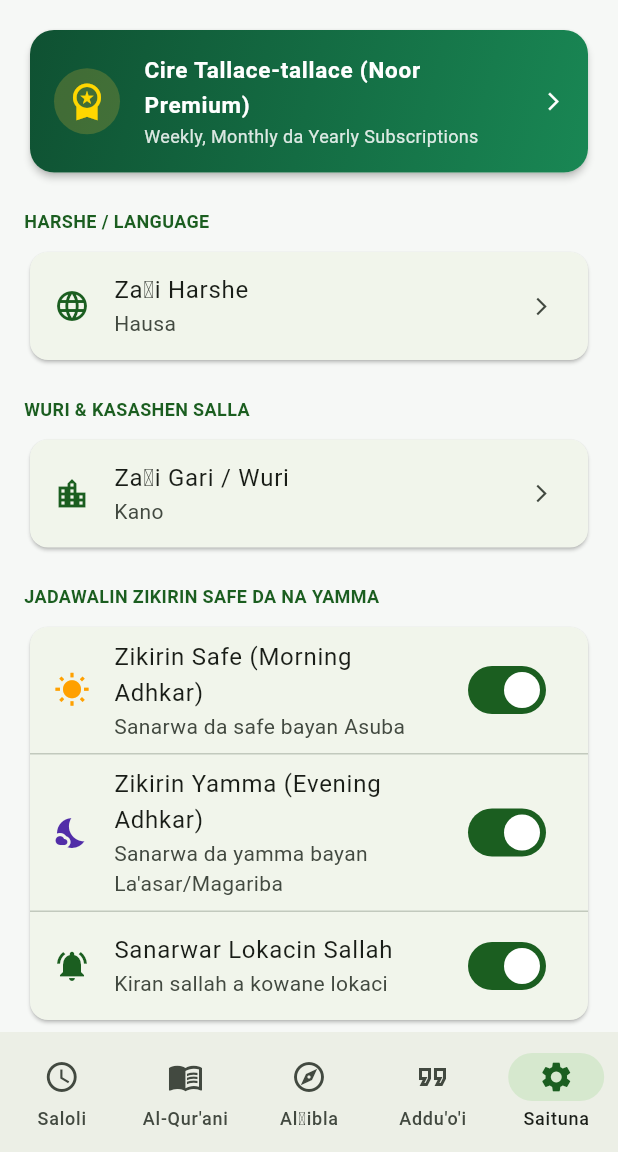
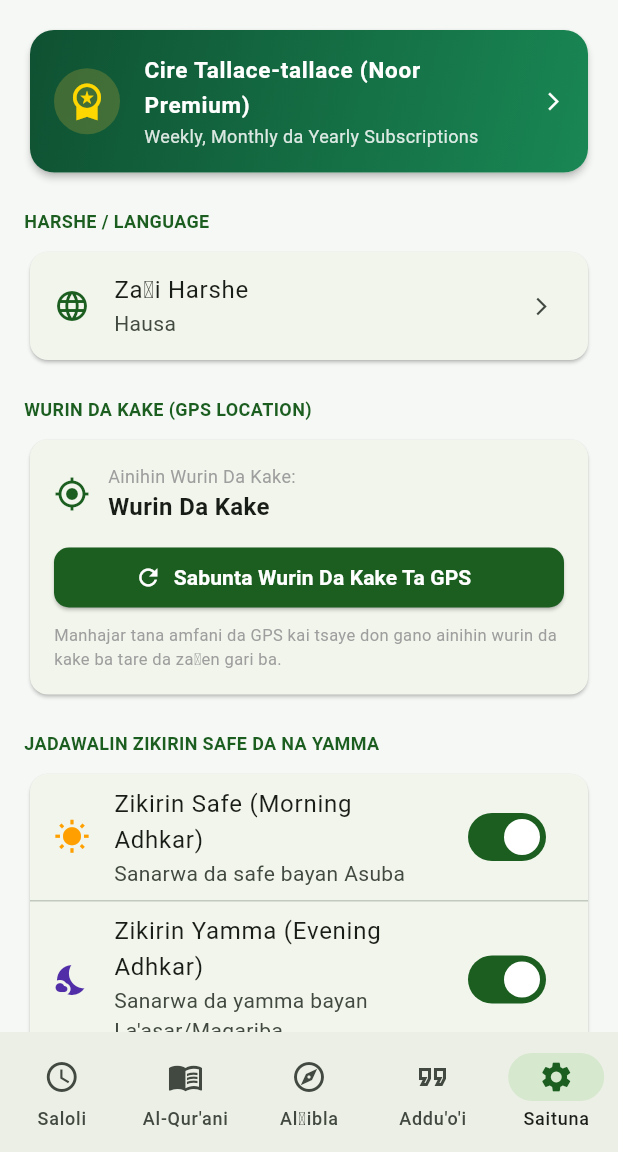
Before and after one commit to Auwal9ja/Convert-to-apk-, a Flutter app: the screen it shows after launch, item 5 of the bottom bar chosen, on a phone screen of 412 x 824 dp, the part 84-1236 px from its top. Run offline on Flutter 3.47's test engine with Material 3 defaults, Android fonts, the phone set to English and light mode, and no system bars; our stand-ins replace adhan, flutter_compass, geocoding, geolocator, google_mobile_ads, in_app_purchase and 2 more; missing offline and left inert: onesignal_flutter; network calls fail.

Commit message:
refactor: centralize location management
Decouple location data from UI screens and update
default settings for improved location handling.

```diff
--- a/flutter_project/lib/screens/main_screen.dart
+++ b/flutter_project/lib/screens/main_screen.dart
@@ -20,8 +20,8 @@
 class _MainScreenState extends State<MainScreen> {
   int _currentIndex = 0;
   PrayerTimes? _prayerTimes;
-  String _cityName = "Kano";
-  String _countryName = "Nigeria";
+  String _cityName = "Wurin Da Kake";
+  String _countryName = "";
   String _selectedLanguage = "Hausa";
   bool _isLoading = true;
 
@@ -29,13 +29,14 @@
   void initState() {
     super.initState();
     _loadPreferencesAndPrayers();
+    _autoDetectLocation();
   }
 
   Future<void> _loadPreferencesAndPrayers() async {
     final prefs = await SharedPreferences.getInstance();
     final lang = prefs.getString('selected_language') ?? "Hausa";
-    final city = prefs.getString('city_name') ?? "Kano";
-    final country = prefs.getString('country_name') ?? "Nigeria";
+    final city = prefs.getString('city_name') ?? "Wurin Da Kake";
+    final country = prefs.getString('country_name') ?? "";
 
     setState(() {
       _selectedLanguage = lang;
@@ -48,6 +49,18 @@
       _prayerTimes = times;
       _isLoading = false;
     });
+  }
+
+  Future<void> _autoDetectLocation() async {
+    final loc = await PrayerService.autoDetectLocation();
+    if (loc != null && mounted) {
+      final times = await PrayerService.getPrayerTimes();
+      setState(() {
+        _cityName = loc['city'] ?? _cityName;
+        _countryName = loc['country'] ?? _countryName;
+        _prayerTimes = times;
+      });
+    }
   }
 
   @override
@@ -185,7 +198,7 @@
                                 const Icon(Icons.location_on, color: Color(0xFFFDE68A), size: 16),
                                 const SizedBox(width: 4),
                                 Text(
-                                  '$_cityName, $_countryName',
+                                  _countryName.isNotEmpty ? '$_cityName, $_countryName' : _cityName,
                                   style: const TextStyle(
                                     color: Colors.white,
                                     fontWeight: FontWeight.bold,
--- a/flutter_project/lib/screens/settings_screen.dart
+++ b/flutter_project/lib/screens/settings_screen.dart
@@ -13,28 +13,14 @@
 }
 
 class _SettingsScreenState extends State<SettingsScreen> {
-  String _selectedCity = "Kano";
+  String _selectedCity = "Wurin Da Kake";
+  String _countryName = "";
   String _selectedLanguage = "Hausa";
   bool _athanNotifications = true;
   bool _morningReminder = true;
   bool _eveningReminder = true;
+  bool _isDetecting = false;
   String _calcMethod = "Egyptian";
-
-  final List<Map<String, dynamic>> _presetCities = [
-    {"name": "Kano", "country": "Nigeria", "lat": 12.0022, "lng": 8.5920},
-    {"name": "Abuja", "country": "Nigeria", "lat": 9.0765, "lng": 7.3986},
-    {"name": "Lagos", "country": "Nigeria", "lat": 6.5244, "lng": 3.3792},
-    {"name": "Kaduna", "country": "Nigeria", "lat": 10.5105, "lng": 7.4165},
-    {"name": "Sokoto", "country": "Nigeria", "lat": 13.0609, "lng": 5.2343},
-    {"name": "Maiduguri", "country": "Nigeria", "lat": 11.8333, "lng": 13.1500},
-    {"name": "Ibadan", "country": "Nigeria", "lat": 7.3775, "lng": 3.9470},
-    {"name": "Enugu", "country": "Nigeria", "lat": 6.4584, "lng": 7.5464},
-    {"name": "Makkah", "country": "Saudi Arabia", "lat": 21.4225, "lng": 39.8262},
-    {"name": "Madinah", "country": "Saudi Arabia", "lat": 24.4672, "lng": 39.6024},
-    {"name": "Cairo", "country": "Egypt", "lat": 30.0444, "lng": 31.2357},
-    {"name": "London", "country": "United Kingdom", "lat": 51.5074, "lng": -0.1278},
-    {"name": "New York", "country": "United States", "lat": 40.7128, "lng": -74.0060},
-  ];
 
   @override
   void initState() {
@@ -45,7 +31,8 @@
   Future<void> _loadSettings() async {
     final prefs = await SharedPreferences.getInstance();
     setState(() {
-      _selectedCity = prefs.getString('city_name') ?? "Kano";
+      _selectedCity = prefs.getString('city_name') ?? "Wurin Da Kake";
+      _countryName = prefs.getString('country_name') ?? "";
       _selectedLanguage = prefs.getString('selected_language') ?? "Hausa";
       _athanNotifications = prefs.getBool('athan_enabled') ?? true;
       _morningReminder = prefs.getBool('morning_adhkar_enabled') ?? true;
@@ -123,20 +110,74 @@
           ),
           const SizedBox(height: 20),
 
-          // 2. Location Setting
+          // 2. Location Setting (Automatic GPS)
           Text(
-            isHausa ? 'WURI & KASASHEN SALLA' : 'PRAYER LOCATION & CITY',
+            isHausa ? 'WURIN DA KAKE (GPS LOCATION)' : 'CURRENT LOCATION (GPS)',
             style: const TextStyle(fontWeight: FontWeight.bold, color: Color(0xFF1B5E20), fontSize: 12),
           ),
           const SizedBox(height: 8),
           Card(
             shape: RoundedRectangleBorder(borderRadius: BorderRadius.circular(12)),
-            child: ListTile(
-              leading: const Icon(Icons.location_city, color: Color(0xFF1B5E20)),
-              title: Text(isHausa ? 'Zaɓi Gari / Wuri' : 'Select City / Location'),
-              subtitle: Text(_selectedCity),
-              trailing: const Icon(Icons.arrow_forward_ios, size: 14),
-              onTap: () => _showCityPicker(),
+            child: Padding(
+              padding: const EdgeInsets.all(16),
+              child: Column(
+                crossAxisAlignment: CrossAxisAlignment.start,
+                children: [
+                  Row(
+                    children: [
+                      const Icon(Icons.my_location, color: Color(0xFF1B5E20)),
+                      const SizedBox(width: 12),
+                      Expanded(
+                        child: Column(
+                          crossAxisAlignment: CrossAxisAlignment.start,
+                          children: [
+                            Text(
+                              isHausa ? 'Ainihin Wurin Da Kake:' : 'Detected Location:',
+                              style: const TextStyle(fontSize: 12, color: Colors.grey),
+                            ),
+                            Text(
+                              _countryName.isNotEmpty ? '$_selectedCity, $_countryName' : _selectedCity,
+                              style: const TextStyle(fontWeight: FontWeight.bold, fontSize: 16),
+                            ),
+                          ],
+                        ),
+                      ),
+                    ],
+                  ),
+                  const SizedBox(height: 12),
+                  SizedBox(
+                    width: double.infinity,
+                    child: ElevatedButton.icon(
+                      onPressed: _isDetecting ? null : _detectLocationGps,
+                      icon: _isDetecting
+                          ? const SizedBox(
+                              width: 16,
+                              height: 16,
+                              child: CircularProgressIndicator(strokeWidth: 2, color: Colors.white),
+                            )
+                          : const Icon(Icons.refresh, size: 18),
+                      label: Text(
+                        _isDetecting
+                            ? (isHausa ? 'Ana neman wuri ta GPS...' : 'Detecting GPS...')
+                            : (isHausa ? 'Sabunta Wurin Da Kake Ta GPS' : 'Refresh Location via GPS'),
+                        style: const TextStyle(fontWeight: FontWeight.bold),
+                      ),
+                      style: ElevatedButton.styleFrom(
+                        backgroundColor: const Color(0xFF1B5E20),
+                        foregroundColor: Colors.white,
+                        shape: RoundedRectangleBorder(borderRadius: BorderRadius.circular(10)),
+                      ),
+                    ),
+                  ),
+                  const SizedBox(height: 6),
+                  Text(
+                    isHausa
+                        ? 'Manhajar tana amfani da GPS kai tsaye don gano ainihin wurin da kake ba tare da zaɓen gari ba.'
+                        : 'The app uses real-time GPS to accurately determine prayer times without manual city selection.',
+                    style: const TextStyle(fontSize: 11, color: Colors.grey),
+                  ),
+                ],
+              ),
             ),
           ),
           const SizedBox(height: 20),
@@ -266,60 +307,34 @@
     Navigator.pop(context);
   }
 
-  void _showCityPicker() {
-    showModalBottomSheet(
-      context: context,
-      isScrollControlled: true,
-      shape: const RoundedRectangleBorder(borderRadius: BorderRadius.vertical(top: Radius.circular(16))),
-      builder: (ctx) {
-        return DraggableScrollableSheet(
-          initialChildSize: 0.7,
-          minChildSize: 0.4,
-          maxChildSize: 0.9,
-          expand: false,
-          builder: (context, scrollController) {
-            return Column(
-              children: [
-                const SizedBox(height: 12),
-                const Text('Zaɓi Garinku don Lokutan Sallah', style: TextStyle(fontWeight: FontWeight.bold, fontSize: 16)),
-                const Divider(),
-                Expanded(
-                  child: ListView.builder(
-                    controller: scrollController,
-                    itemCount: _presetCities.length,
-                    itemBuilder: (context, index) {
-                      final city = _presetCities[index];
-                      return ListTile(
-                        title: Text(city["name"]),
-                        subtitle: Text(city["country"]),
-                        trailing: _selectedCity == city["name"]
-                            ? const Icon(Icons.check_circle, color: Color(0xFF1B5E20))
-                            : null,
-                        onTap: () async {
-                          final prefs = await SharedPreferences.getInstance();
-                          await prefs.setString('city_name', city["name"]);
-                          await prefs.setString('country_name', city["country"]);
-                          await prefs.setDouble('latitude', city["lat"]);
-                          await prefs.setDouble('longitude', city["lng"]);
-
+  Future<void> _detectLocationGps() async {
+    setState(() => _isDetecting = true);
+    final loc = await PrayerService.autoDetectLocation();
+    setState(() => _isDetecting = false);
+    if (loc != null && mounted) {
       setState(() {
-                            _selectedCity = city["name"];
+        _selectedCity = loc['city'] ?? _selectedCity;
+        _countryName = loc['country'] ?? _countryName;
       });
-
-                          Navigator.pop(context);
       ScaffoldMessenger.of(context).showSnackBar(
-                            SnackBar(content: Text('An sabunta gari zuwa: ${city["name"]}')),
-                          );
-                        },
-                      );
-                    },
+        SnackBar(
+          content: Text(
+            _selectedLanguage == "Hausa"
+                ? 'An sabunta wurin ku: $_selectedCity'
+                : 'Updated location: $_selectedCity',
           ),
         ),
-              ],
       );
-          },
-        );
-      },
+    } else if (mounted) {
+      ScaffoldMessenger.of(context).showSnackBar(
+        SnackBar(
+          content: Text(
+            _selectedLanguage == "Hausa"
+                ? 'Ba a iya samun GPS ba. Duba izinin wuri (Location Permission).'
+                : 'Could not acquire GPS. Check location permission.',
+          ),
+        ),
       );
     }
   }
+}
--- a/flutter_project/lib/services/prayer_service.dart
+++ b/flutter_project/lib/services/prayer_service.dart
@@ -1,5 +1,8 @@
+import 'dart:convert';
+import 'dart:io';
 import 'package:adhan/adhan.dart';
 import 'package:geolocator/geolocator.dart';
+import 'package:geocoding/geocoding.dart';
 import 'package:shared_preferences/shared_preferences.dart';
 
 class PrayerTimeModel {
@@ -17,8 +20,8 @@
 }
 
 class PrayerService {
-  static const String defaultCity = "Kano";
-  static const String defaultCountry = "Nigeria";
+  static const String defaultCity = "Wurin Da Kake";
+  static const String defaultCountry = "";
   static const double defaultLat = 12.0022;
   static const double defaultLng = 8.5920;
 
@@ -34,7 +37,7 @@
 
     final calculationDate = DateComponents.from(date ?? DateTime.now());
 
-    // Egyptian General Authority of Survey (standard for West Africa) or Muslim World League
+    // Egyptian General Authority of Survey (standard for West Africa)
     final params = CalculationMethod.egyptian.getParameters();
     params.madhab = Madhab.shafi;
 
@@ -49,26 +52,112 @@
     await prefs.setDouble('longitude', lng);
   }
 
-  static Future<Position?> getCurrentLocation() async {
-    bool serviceEnabled = await Geolocator.isLocationServiceEnabled();
-    if (!serviceEnabled) {
-      return null;
-    }
+  static Future<Map<String, dynamic>?> autoDetectLocation() async {
+    try {
+      bool serviceEnabled = await Geolocator.isLocationServiceEnabled();
+      LocationPermission permission = await Geolocator.checkPermission();
+      if (permission == LocationPermission.denied) {
+        permission = await Geolocator.requestPermission();
+      }
 
-    LocationPermission permission = await Geolocator.checkPermission();
-    if (permission == LocationPermission.denied) {
-      permission = await Geolocator.requestPermission();
-      if (permission == LocationPermission.denied) {
-        return null;
+      Position? position;
+      if (serviceEnabled && (permission == LocationPermission.always || permission == LocationPermission.whileInUse)) {
+        // Fast last known position first
+        position = await Geolocator.getLastKnownPosition();
+        if (position == null) {
+          try {
+            position = await Geolocator.getCurrentPosition(
+              desiredAccuracy: LocationAccuracy.medium,
+              timeLimit: const Duration(seconds: 7),
+            );
+          } catch (_) {}
+        }
       }
-    }
 
-    if (permission == LocationPermission.deniedForever) {
-      return null;
-    }
+      if (position != null) {
+        final lat = position.latitude;
+        final lng = position.longitude;
+        final nameInfo = await _reverseGeocode(lat, lng);
+        final city = nameInfo['city'] ?? "Wurin Da Kake";
+        final country = nameInfo['country'] ?? "";
 
-    return await Geolocator.getCurrentPosition(
-      desiredAccuracy: LocationAccuracy.medium,
-    );
+        await saveLocation(city, country, lat, lng);
+        return {
+          'city': city,
+          'country': country,
+          'lat': lat,
+          'lng': lng,
+        };
+      }
+
+      // Fallback to IP geolocation if GPS is unavailable
+      final ipLocation = await _detectByIp();
+      if (ipLocation != null) {
+        await saveLocation(
+          ipLocation['city'] ?? "Wurin Da Kake",
+          ipLocation['country'] ?? "",
+          ipLocation['lat'] ?? defaultLat,
+          ipLocation['lng'] ?? defaultLng,
+        );
+        return ipLocation;
+      }
+    } catch (_) {}
+    return null;
+  }
+
+  static Future<Map<String, String>> _reverseGeocode(double lat, double lng) async {
+    // 1. Try standard Geocoding plugin
+    try {
+      final placemarks = await placemarkFromCoordinates(lat, lng);
+      if (placemarks.isNotEmpty) {
+        final place = placemarks.first;
+        final city = place.locality?.isNotEmpty == true
+            ? place.locality!
+            : (place.subAdministrativeArea?.isNotEmpty == true
+                ? place.subAdministrativeArea!
+                : (place.administrativeArea ?? "Wurin Da Kake"));
+        final country = place.country ?? "";
+        return {'city': city, 'country': country};
+      }
+    } catch (_) {}
+
+    // 2. HTTP Reverse Geocode fallback for Huawei devices without GMS
+    try {
+      final client = HttpClient()..connectionTimeout = const Duration(seconds: 5);
+      final request = await client.getUrl(
+        Uri.parse('https://api.bigdatacloud.net/data/reverse-geocode-client?latitude=$lat&longitude=$lng&localityLanguage=en')
+      );
+      final response = await request.close();
+      if (response.statusCode == 200) {
+        final responseBody = await response.transform(utf8.decoder).join();
+        final json = jsonDecode(responseBody) as Map<String, dynamic>;
+        final city = json['city'] ?? json['locality'] ?? json['principalSubdivision'] ?? "Wurin Da Kake";
+        final country = json['countryName'] ?? "";
+        return {'city': city.toString(), 'country': country.toString()};
+      }
+    } catch (_) {}
+
+    return {'city': "Wurin Da Kake", 'country': ""};
+  }
+
+  static Future<Map<String, dynamic>?> _detectByIp() async {
+    try {
+      final client = HttpClient()..connectionTimeout = const Duration(seconds: 5);
+      final request = await client.getUrl(Uri.parse('http://ip-api.com/json'));
+      final response = await request.close();
+      if (response.statusCode == 200) {
+        final responseBody = await response.transform(utf8.decoder).join();
+        final json = jsonDecode(responseBody) as Map<String, dynamic>;
+        if (json['status'] == 'success') {
+          return {
+            'city': json['city']?.toString() ?? "Wurin Da Kake",
+            'country': json['country']?.toString() ?? "",
+            'lat': (json['lat'] as num?)?.toDouble() ?? defaultLat,
+            'lng': (json['lon'] as num?)?.toDouble() ?? defaultLng,
+          };
+        }
+      }
+    } catch (_) {}
+    return null;
   }
 }
```
Also changed, not shown: 4 other files. Lines whose indentation alone changed are shown as unchanged.
